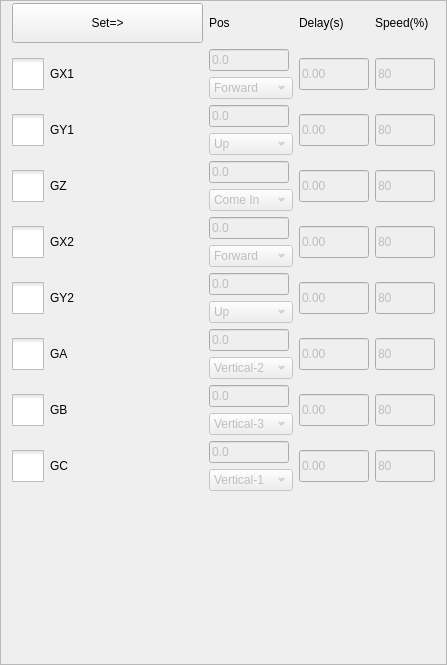
GaussCheng/2-5AxisPunch, file hcinstruction/actionsettingframe.ui: the form before one commit.
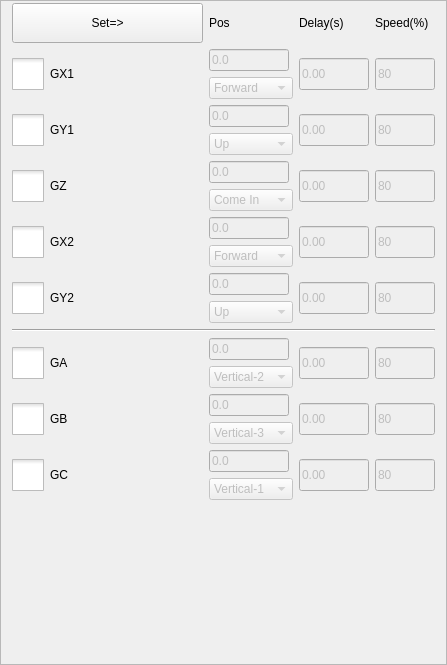
The form after the commit. Icons and pictures are not drawn. Custom widgets are drawn as their Qt base class.

What changed in the file:
```diff
--- a/hcinstruction/actionsettingframe.ui
+++ b/hcinstruction/actionsettingframe.ui
@@ -702,7 +702,7 @@
      </property>
     </widget>
    </item>
-   <item row="6" column="0">
+   <item row="7" column="0">
     <widget class="QCheckBox" name="gAButton">
      <property name="styleSheet">
       <string notr="true">::indicator {
@@ -741,7 +741,7 @@
      </property>
     </widget>
    </item>
-   <item row="6" column="1">
+   <item row="7" column="1">
     <layout class="QVBoxLayout" name="verticalLayout_6">
      <item>
       <widget class="ICLineEditWithVirtualNumericKeypad" name="aPosLineEdit">
@@ -784,7 +784,7 @@
      </item>
     </layout>
    </item>
-   <item row="6" column="2">
+   <item row="7" column="2">
     <widget class="ICLineEditWithVirtualNumericKeypad" name="aDelayLineEdit">
      <property name="enabled">
       <bool>false</bool>
@@ -806,7 +806,7 @@
      </property>
     </widget>
    </item>
-   <item row="6" column="3">
+   <item row="7" column="3">
     <widget class="ICLineEditWithVirtualNumericKeypad" name="aSpeedLineEdit">
      <property name="enabled">
       <bool>false</bool>
@@ -828,7 +828,7 @@
      </property>
     </widget>
    </item>
-   <item row="7" column="0">
+   <item row="8" column="0">
     <widget class="QCheckBox" name="gBButton">
      <property name="styleSheet">
       <string notr="true">::indicator {
@@ -867,7 +867,7 @@
      </property>
     </widget>
    </item>
-   <item row="7" column="1">
+   <item row="8" column="1">
     <layout class="QVBoxLayout" name="verticalLayout_7">
      <item>
       <widget class="ICLineEditWithVirtualNumericKeypad" name="bPosLineEdit">
@@ -910,7 +910,7 @@
      </item>
     </layout>
    </item>
-   <item row="7" column="2">
+   <item row="8" column="2">
     <widget class="ICLineEditWithVirtualNumericKeypad" name="bDelayLineEdit">
      <property name="enabled">
       <bool>false</bool>
@@ -932,7 +932,7 @@
      </property>
     </widget>
    </item>
-   <item row="7" column="3">
+   <item row="8" column="3">
     <widget class="ICLineEditWithVirtualNumericKeypad" name="bSpeedLineEdit">
      <property name="enabled">
       <bool>false</bool>
@@ -954,7 +954,7 @@
      </property>
     </widget>
    </item>
-   <item row="8" column="0">
+   <item row="9" column="0">
     <widget class="QCheckBox" name="gCButton">
      <property name="styleSheet">
       <string notr="true">::indicator {
@@ -993,7 +993,7 @@
      </property>
     </widget>
    </item>
-   <item row="8" column="1">
+   <item row="9" column="1">
     <layout class="QVBoxLayout" name="verticalLayout_8">
      <item>
       <widget class="ICLineEditWithVirtualNumericKeypad" name="cPosLineEdit">
@@ -1036,7 +1036,7 @@
      </item>
     </layout>
    </item>
-   <item row="8" column="2">
+   <item row="9" column="2">
     <widget class="ICLineEditWithVirtualNumericKeypad" name="cDelayLineEdit">
      <property name="enabled">
       <bool>false</bool>
@@ -1058,7 +1058,7 @@
      </property>
     </widget>
    </item>
-   <item row="8" column="3">
+   <item row="9" column="3">
     <widget class="ICLineEditWithVirtualNumericKeypad" name="cSpeedLineEdit">
      <property name="enabled">
       <bool>false</bool>
@@ -1080,7 +1080,7 @@
      </property>
     </widget>
    </item>
-   <item row="9" column="1">
+   <item row="10" column="1">
     <spacer name="verticalSpacer">
      <property name="orientation">
       <enum>Qt::Vertical</enum>
@@ -1093,6 +1093,13 @@
      </property>
     </spacer>
    </item>
+   <item row="6" column="0" colspan="4">
+    <widget class="Line" name="line">
+     <property name="orientation">
+      <enum>Qt::Horizontal</enum>
+     </property>
+    </widget>
+   </item>
   </layout>
  </widget>
  <customwidgets>
```
